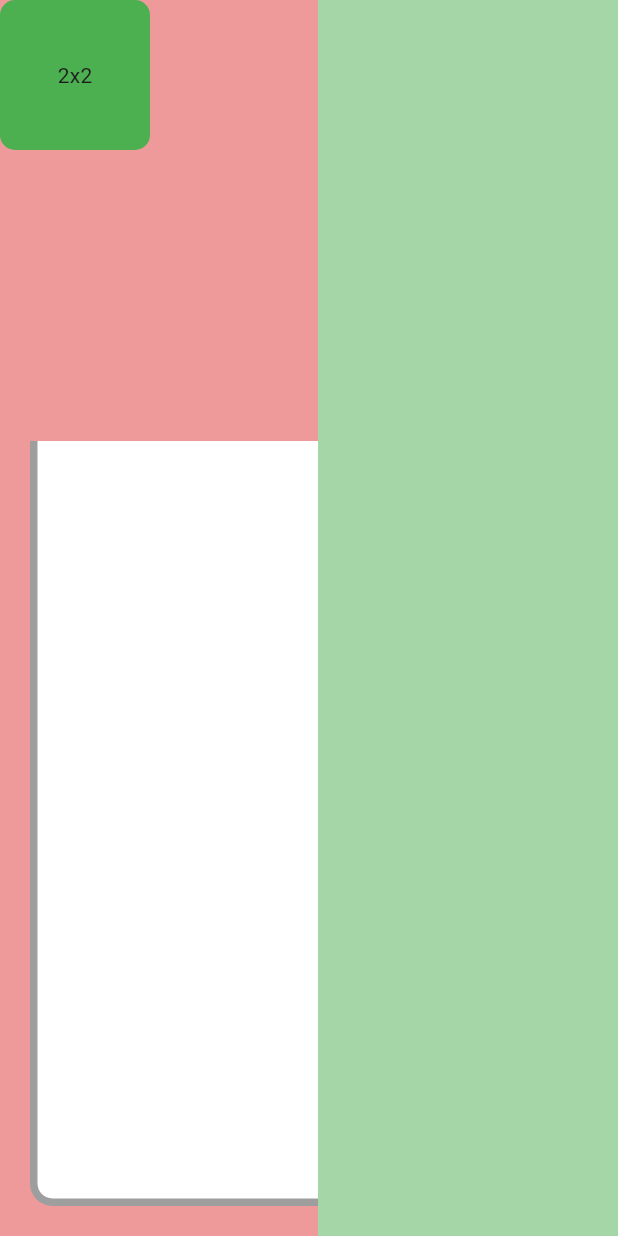
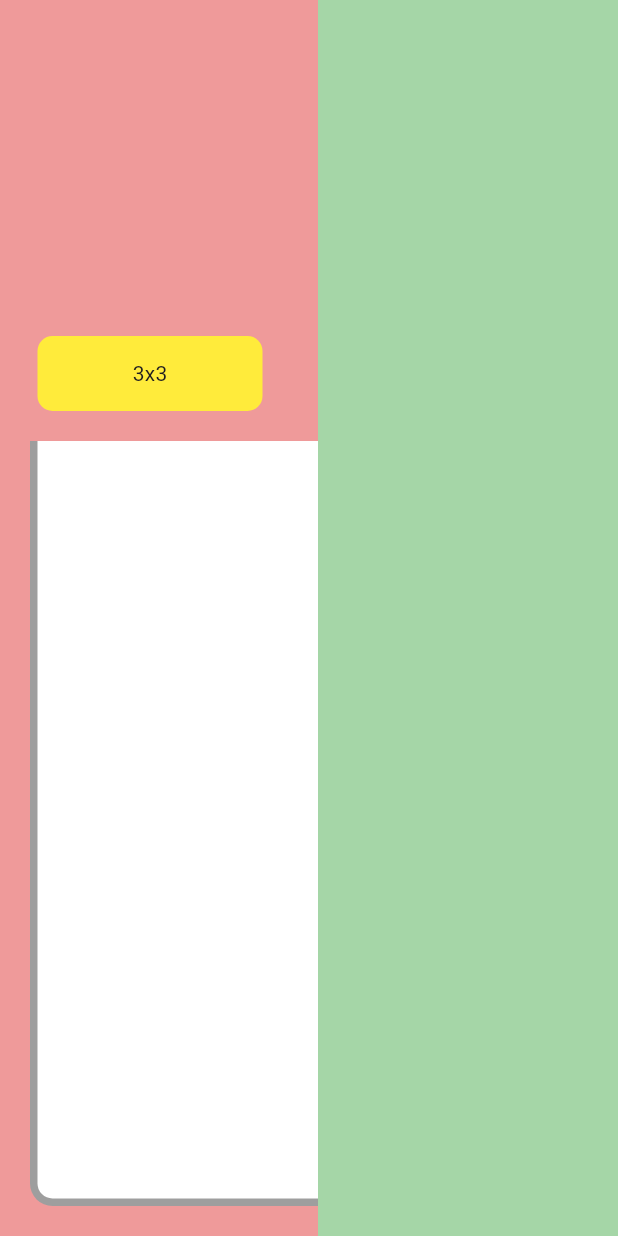
Before and after one commit to shogoisaji/tumitas, a Flutter app: the screen it shows after launch, on a phone screen of 412 x 824 dp. Run offline on Flutter 3.47's test engine with Material 2 defaults, Android fonts, the light colour scheme and no system bars.

Commit message:
✨ next block position select

```diff
--- a/lib/models/block.dart
+++ b/lib/models/block.dart
@@ -1,7 +1,7 @@
 import 'package:flutter/material.dart';
 
 class Block {
-  final Color color;
+  Color color;
   final BlockSize blockSize;
   Block(this.color, this.blockSize);
 }
--- a/lib/pages/main_page.dart
+++ b/lib/pages/main_page.dart
@@ -1,4 +1,5 @@
 import 'package:flutter/material.dart';
+import 'package:tumitas/config/config.dart';
 import 'package:tumitas/models/block.dart';
 import 'package:tumitas/models/bucket.dart';
 import 'package:tumitas/widgets/block_widget.dart';
@@ -11,10 +12,17 @@ class MainPage extends StatefulWidget {
   State<MainPage> createState() => _MainPageState();
 }
 
-Block block1x1 = BlockType.block2x2.block;
+Block nextBlock = BlockType.block3x1.block;
 Bucket bucket = Bucket(color: Colors.grey, bucketSize: BucketSize(5, 10));
 
 class _MainPageState extends State<MainPage> {
+  double nextBlockPosition = 0;
+
+  @override
+  void initState() {
+    super.initState();
+  }
+
   @override
   Widget build(BuildContext context) {
     return Scaffold(
@@ -27,9 +35,56 @@ class _MainPageState extends State<MainPage> {
                   child: Container(
                     color: Colors.red[200],
                     child: Stack(children: [
-                      Positioned(top: 0, child: BlockWidget(block1x1)),
                       Positioned(
-                          bottom: 20, left: 20, child: BucketWidget(bucket))
+                          bottom: 20,
+                          left: 20,
+                          child: Column(
+                            crossAxisAlignment: CrossAxisAlignment.start,
+                            children: [
+                              Padding(
+                                padding: const EdgeInsets.only(left: 5.0, bottom: 20.0),
+                                child: Stack(
+                                  children: [
+                                    Row(
+                                      children: [
+                                        Container(
+                                          width: bucket.bucketSize.x * oneBlockSize,
+                                          height: nextBlock.blockSize.y * oneBlockSize,
+                                          child: ListView.builder(
+                                            scrollDirection: Axis.horizontal,
+                                            itemCount: bucket.bucketSize.x + (1 - nextBlock.blockSize.x),
+                                            itemBuilder: (context, index) {
+                                              return DragTarget(
+                                                onAccept: (data) {
+                                                  setState(() {
+                                                    nextBlockPosition = index * oneBlockSize;
+                                                  });
+                                                },
+                                                builder: (context, candidateData, rejectedData) => Container(
+                                                  width: oneBlockSize,
+                                                  height: nextBlock.blockSize.y * oneBlockSize,
+                                                ),
+                                              );
+                                            },
+                                          ),
+                                        ),
+                                      ],
+                                    ),
+                                    Padding(
+                                      padding: EdgeInsets.only(left: nextBlockPosition),
+                                      child: Draggable(
+                                          data: 1,
+                                          axis: Axis.horizontal,
+                                          childWhenDragging: Container(),
+                                          feedback: Material(child: BlockWidget(nextBlock)),
+                                          child: BlockWidget(nextBlock)),
+                                    ),
+                                  ],
+                                ),
+                              ),
+                              BucketWidget(bucket),
+                            ],
+                          ))
                     ]),
                   ),
                 ),
```
